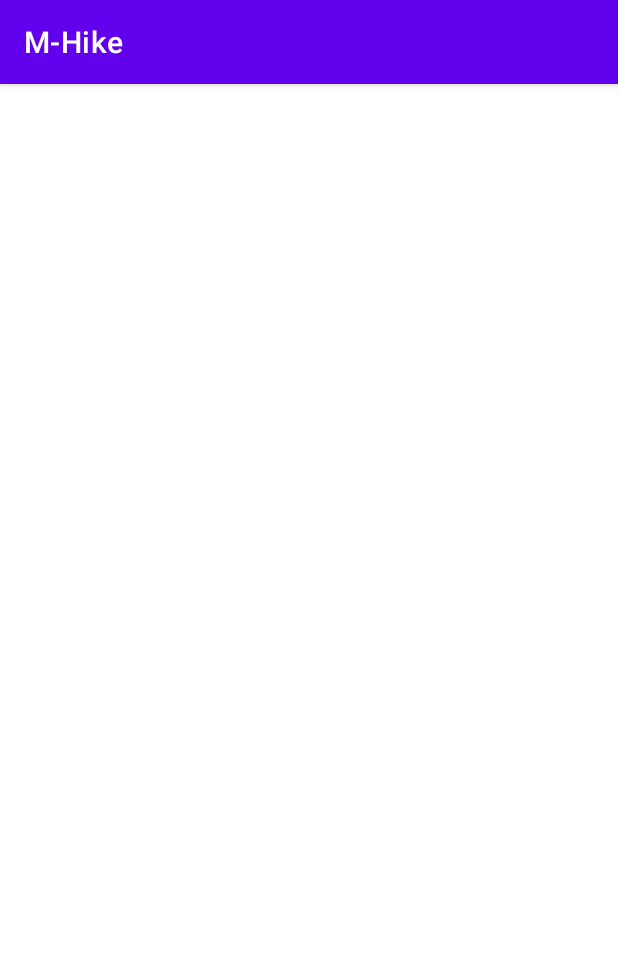
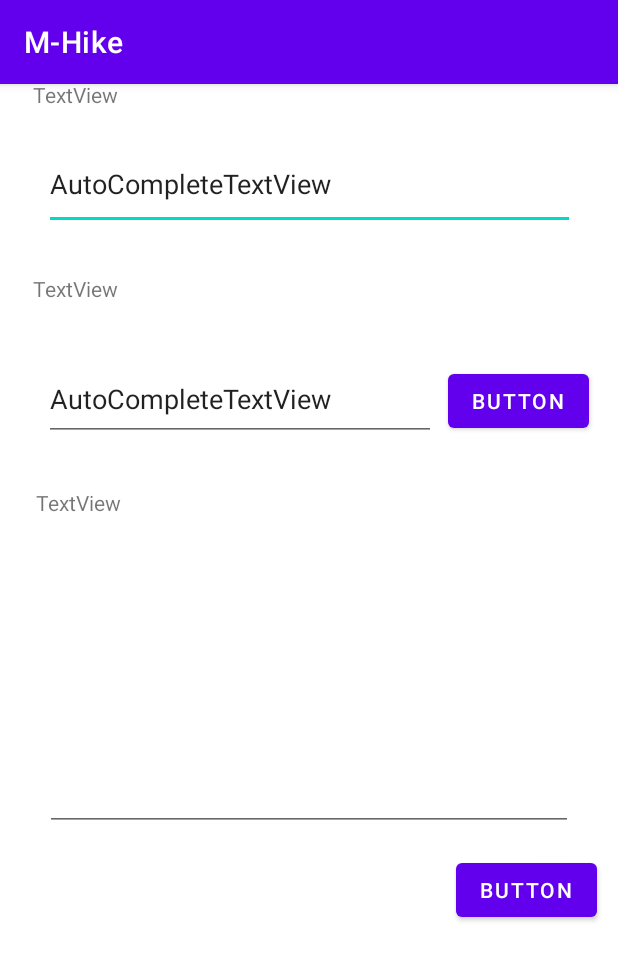
Before and after one commit to taittgcs200379/Android-Project, an Android app: the ObserveCreator screen opened directly, with no data from a screen before it, on a phone screen of 412 x 824 dp. Shown: the top 960 px of the screen. Run offline under Robolectric (Android 15) with nearby library versions, the phone set to English and light mode, and no system bars.

Commit message:
observation layout

```diff
--- a/app/src/main/res/layout/activity_observe_creator.xml
+++ b/app/src/main/res/layout/activity_observe_creator.xml
@@ -6,4 +6,102 @@
     android:layout_height="match_parent"
     tools:context=".ObserveCreator">
 
+    <TextView
+        android:id="@+id/textView7"
+        android:layout_width="wrap_content"
+        android:layout_height="wrap_content"
+        android:layout_marginStart="22dp"
+        android:layout_marginTop="36dp"
+        android:layout_marginBottom="19dp"
+        android:text="TextView"
+        app:layout_constraintBottom_toTopOf="@+id/autoCompleteTextView2"
+        app:layout_constraintStart_toStartOf="parent"
+        app:layout_constraintTop_toTopOf="parent" />
+
+    <TextView
+        android:id="@+id/textView10"
+        android:layout_width="wrap_content"
+        android:layout_height="wrap_content"
+        android:layout_marginStart="22dp"
+        android:layout_marginBottom="41dp"
+        android:text="TextView"
+        app:layout_constraintBottom_toTopOf="@+id/button4"
+        app:layout_constraintStart_toStartOf="parent"
+        app:layout_constraintTop_toBottomOf="@+id/autoCompleteTextView2" />
+
+    <TextView
+        android:id="@+id/textView11"
+        android:layout_width="wrap_content"
+        android:layout_height="wrap_content"
+        android:layout_marginStart="24dp"
+        android:layout_marginBottom="22dp"
+        android:text="TextView"
+        app:layout_constraintBottom_toTopOf="@+id/editTextTextMultiLine2"
+        app:layout_constraintStart_toStartOf="parent"
+        app:layout_constraintTop_toBottomOf="@+id/button4" />
+
+    <Button
+        android:id="@+id/button4"
+        android:layout_width="wrap_content"
+        android:layout_height="wrap_content"
+        android:layout_marginEnd="19dp"
+        android:layout_marginBottom="34dp"
+        android:text="Button"
+        app:layout_constraintBottom_toTopOf="@+id/textView11"
+        app:layout_constraintEnd_toEndOf="parent"
+        app:layout_constraintStart_toEndOf="@+id/autoCompleteTextView4"
+        app:layout_constraintTop_toBottomOf="@+id/textView10" />
+
+    <Button
+        android:id="@+id/button5"
+        android:layout_width="wrap_content"
+        android:layout_height="wrap_content"
+        android:layout_marginEnd="14dp"
+        android:layout_marginBottom="246dp"
+        android:text="Button"
+        app:layout_constraintBottom_toBottomOf="parent"
+        app:layout_constraintEnd_toEndOf="parent"
+        app:layout_constraintTop_toBottomOf="@+id/editTextTextMultiLine2" />
+
+    <AutoCompleteTextView
+        android:id="@+id/autoCompleteTextView2"
+        android:layout_width="354dp"
+        android:layout_height="61dp"
+        android:layout_marginStart="29dp"
+        android:layout_marginEnd="29dp"
+        android:layout_marginBottom="29dp"
+        android:text="AutoCompleteTextView"
+        app:layout_constraintBottom_toTopOf="@+id/textView10"
+        app:layout_constraintEnd_toEndOf="parent"
+        app:layout_constraintStart_toStartOf="parent"
+        app:layout_constraintTop_toBottomOf="@+id/textView7" />
+
+    <AutoCompleteTextView
+        android:id="@+id/autoCompleteTextView4"
+        android:layout_width="0dp"
+        android:layout_height="56dp"
+        android:layout_marginStart="29dp"
+        android:layout_marginTop="55dp"
+        android:layout_marginEnd="8dp"
+        android:layout_marginBottom="50dp"
+        android:text="AutoCompleteTextView"
+        app:layout_constraintBottom_toBottomOf="@+id/textView11"
+        app:layout_constraintEnd_toStartOf="@+id/button4"
+        app:layout_constraintStart_toStartOf="parent"
+        app:layout_constraintTop_toTopOf="@+id/textView10" />
+
+    <EditText
+        android:id="@+id/editTextTextMultiLine2"
+        android:layout_width="352dp"
+        android:layout_height="187dp"
+        android:layout_marginStart="14dp"
+        android:layout_marginEnd="14dp"
+        android:layout_marginBottom="15dp"
+        android:ems="10"
+        android:gravity="start|top"
+        android:inputType="textMultiLine"
+        app:layout_constraintBottom_toTopOf="@+id/button5"
+        app:layout_constraintEnd_toEndOf="parent"
+        app:layout_constraintStart_toStartOf="parent"
+        app:layout_constraintTop_toBottomOf="@+id/textView11" />
 </androidx.constraintlayout.widget.ConstraintLayout>
```
